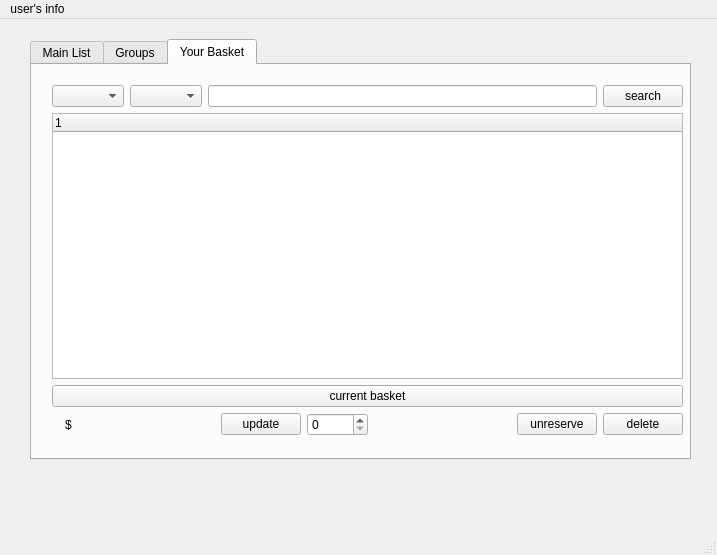
Old version of the form Store/main_page.ui in the repository Mitraaaaa/Store.
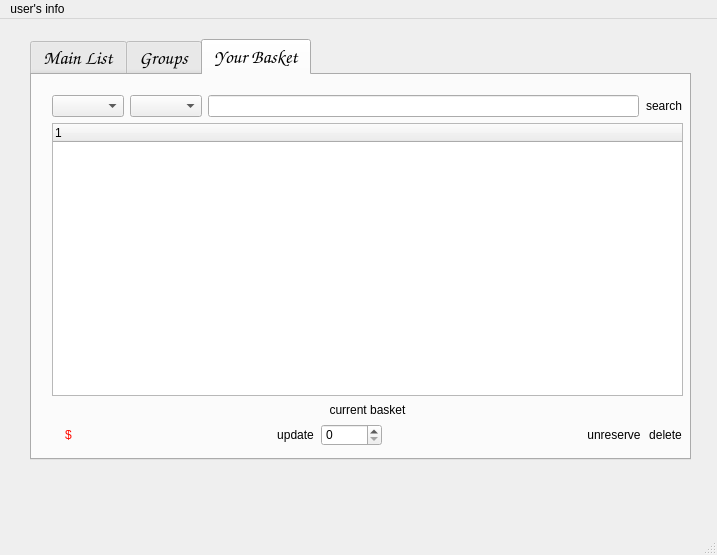
New version of the form. The open tabs and pages were chosen to show the change. Icons and pictures are not drawn.

Commit message: Backgroud color+Icons in main_page (styleSheet)

The edit to the form file:
```diff
--- a/Store/main_page.ui
+++ b/Store/main_page.ui
@@ -13,6 +13,9 @@
   <property name="windowTitle">
    <string>MainWindow</string>
   </property>
+  <property name="styleSheet">
+   <string notr="true"/>
+  </property>
   <property name="toolButtonStyle">
    <enum>Qt::ToolButtonIconOnly</enum>
   </property>
@@ -20,6 +23,33 @@
    <enum>QTabWidget::Rounded</enum>
   </property>
   <widget class="QWidget" name="centralwidget">
+   <property name="styleSheet">
+    <string notr="true">QComboBox QAbstractItemView {
+    selection-background-color: rgb(255, 138, 125);
+}
+QComboBox{
+	font: 13pt &quot;Comic Sans MS&quot;;
+}
+#centralwidget
+{
+background: qconicalgradient(cx:0.5, cy:0.5, angle:30,
+                stop:0 white stop:1 rgb(255, 132, 129))
+}
+QTreeWidget
+{
+   background: qlineargradient(x1:0, y1:0, x2:1, y2:1,
+                stop:0 white, stop: 0.4 white, stop:1 rgb(255, 157, 149))
+}
+QPushButton
+{
+	font: 75 14pt &quot;Comic Sans MS&quot;;
+background: qlineargradient(x1:0, y1:0, x2:1, y2:1,
+                stop:0 white, stop: 0.4 white, stop:1 rgb(193, 192, 193));
+  	 border-width: 1px;
+    border-style: solid;
+    border-radius: 4px;
+}</string>
+   </property>
    <widget class="QTabWidget" name="groups">
     <property name="geometry">
      <rect>
@@ -29,6 +59,14 @@
       <height>421</height>
      </rect>
     </property>
+    <property name="font">
+     <font>
+      <family>Comic Sans MS</family>
+      <pointsize>14</pointsize>
+      <weight>75</weight>
+      <bold>true</bold>
+     </font>
+    </property>
     <property name="layoutDirection">
      <enum>Qt::LeftToRight</enum>
     </property>
@@ -366,7 +404,7 @@
          <item>
           <widget class="QLabel" name="label_2">
            <property name="text">
-            <string extracomment="total price">$</string>
+            <string extracomment="total price">&lt;html&gt;&lt;head/&gt;&lt;body&gt;&lt;p&gt;&lt;span style=&quot; color:#ff0a00;&quot;&gt;$&lt;/span&gt;&lt;/p&gt;&lt;/body&gt;&lt;/html&gt;</string>
            </property>
           </widget>
          </item>
```
Left out of the diff: 34 changed lines with no effect on the pictures. The commit also changes 14 other files.
